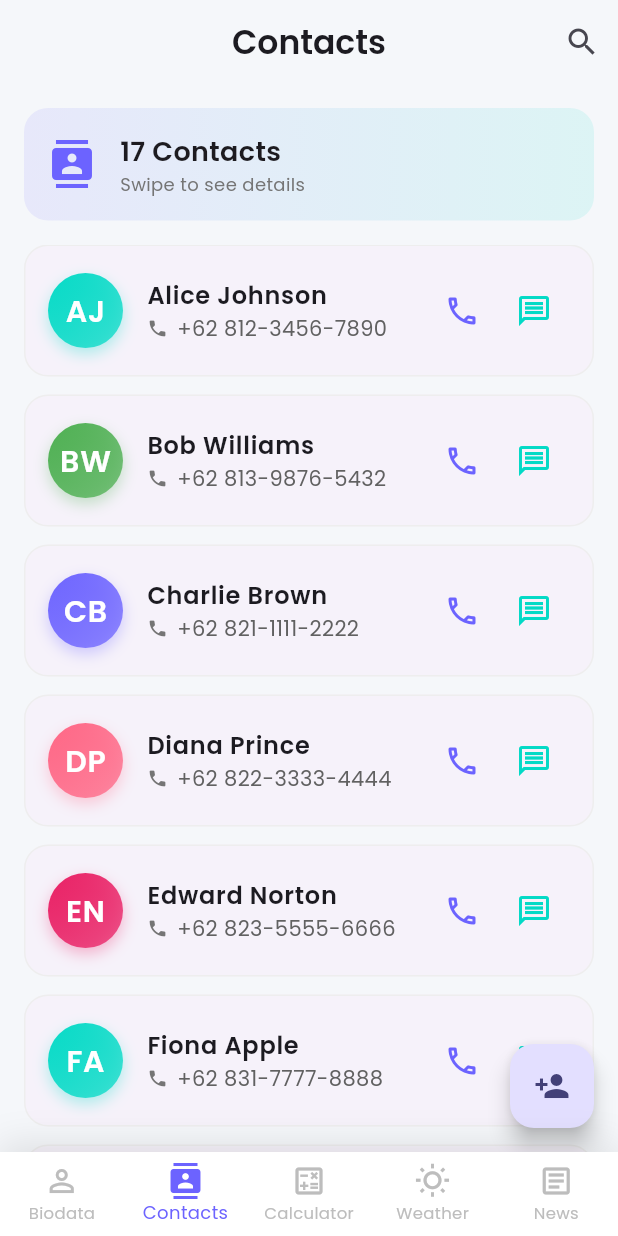
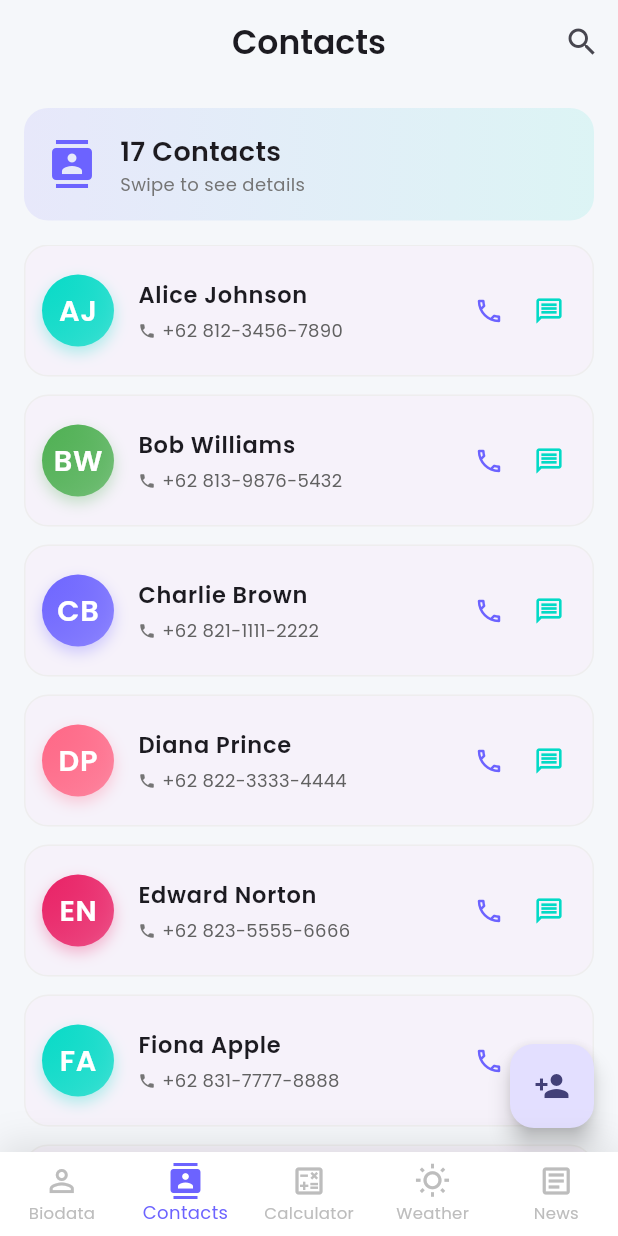
Before and after one commit to fathurp01/SynergyApp, a Flutter app: the screen it shows after launch, item 2 of the bottom bar chosen, on a phone screen of 412 x 824 dp. Run offline on Flutter 3.47's test engine with Material 3 defaults, Android fonts, the light colour scheme and no system bars; our stand-ins replace google_fonts.

Commit message:
biodata & contacts ui enchanted

```diff
--- a/lib/screens/contacts_page.dart
+++ b/lib/screens/contacts_page.dart
@@ -136,54 +136,76 @@ class ContactsPage extends StatelessWidget {
         side: BorderSide(color: Colors.grey.shade200),
       ),
       child: ListTile(
-        contentPadding: const EdgeInsets.symmetric(horizontal: 16, vertical: 8),
+        contentPadding: const EdgeInsets.symmetric(horizontal: 12, vertical: 8),
         leading: Hero(
           tag: 'contact_$index',
-          child: AvatarCircle(name: contact['name']!, size: 50),
+          child: AvatarCircle(name: contact['name']!, size: 48),
         ),
         title: Text(
           contact['name']!,
-          style: GoogleFonts.poppins(fontWeight: FontWeight.w600, fontSize: 16),
+          style: GoogleFonts.poppins(fontWeight: FontWeight.w600, fontSize: 15),
         ),
-        subtitle: Row(
+        subtitle: Padding(
+          padding: const EdgeInsets.only(top: 4),
+          child: Row(
             children: [
-            Icon(Icons.phone, size: 14, color: Colors.grey.shade600),
-            const SizedBox(width: 6),
-            Text(
+              Icon(Icons.phone, size: 12, color: Colors.grey.shade600),
+              const SizedBox(width: 4),
+              Expanded(
+                child: Text(
                   contact['phone']!,
                   style: GoogleFonts.poppins(
-                fontSize: 14,
+                    fontSize: 12,
                     color: Colors.grey.shade700,
+                  ),
+                  overflow: TextOverflow.ellipsis,
+                  maxLines: 1,
                 ),
               ),
             ],
           ),
-        trailing: Row(
+        ),
+        trailing: SizedBox(
+          width: 80,
+          child: Row(
+            mainAxisAlignment: MainAxisAlignment.end,
             mainAxisSize: MainAxisSize.min,
             children: [
-            IconButton(
-              icon: Icon(
-                Icons.phone_outlined,
-                color: Theme.of(context).colorScheme.primary,
-              ),
-              onPressed: () {
+              InkWell(
+                onTap: () {
                   ScaffoldMessenger.of(context).showSnackBar(
                     SnackBar(content: Text('Calling ${contact['name']}')),
                   );
                 },
+                borderRadius: BorderRadius.circular(20),
+                child: Padding(
+                  padding: const EdgeInsets.all(8),
+                  child: Icon(
+                    Icons.phone_outlined,
+                    color: Theme.of(context).colorScheme.primary,
+                    size: 20,
                   ),
-            IconButton(
-              icon: Icon(
-                Icons.message_outlined,
-                color: Theme.of(context).colorScheme.secondary,
                 ),
-              onPressed: () {
+              ),
+              const SizedBox(width: 4),
+              InkWell(
+                onTap: () {
                   ScaffoldMessenger.of(context).showSnackBar(
                     SnackBar(content: Text('Messaging ${contact['name']}')),
                   );
                 },
+                borderRadius: BorderRadius.circular(20),
+                child: Padding(
+                  padding: const EdgeInsets.all(8),
+                  child: Icon(
+                    Icons.message_outlined,
+                    color: Theme.of(context).colorScheme.secondary,
+                    size: 20,
+                  ),
+                ),
               ),
             ],
+          ),
         ),
       ),
     );
```
Also changed, not shown: lib/screens/biodata_page.dart (+11 -7 lines). Lines whose indentation alone changed are shown as unchanged.
